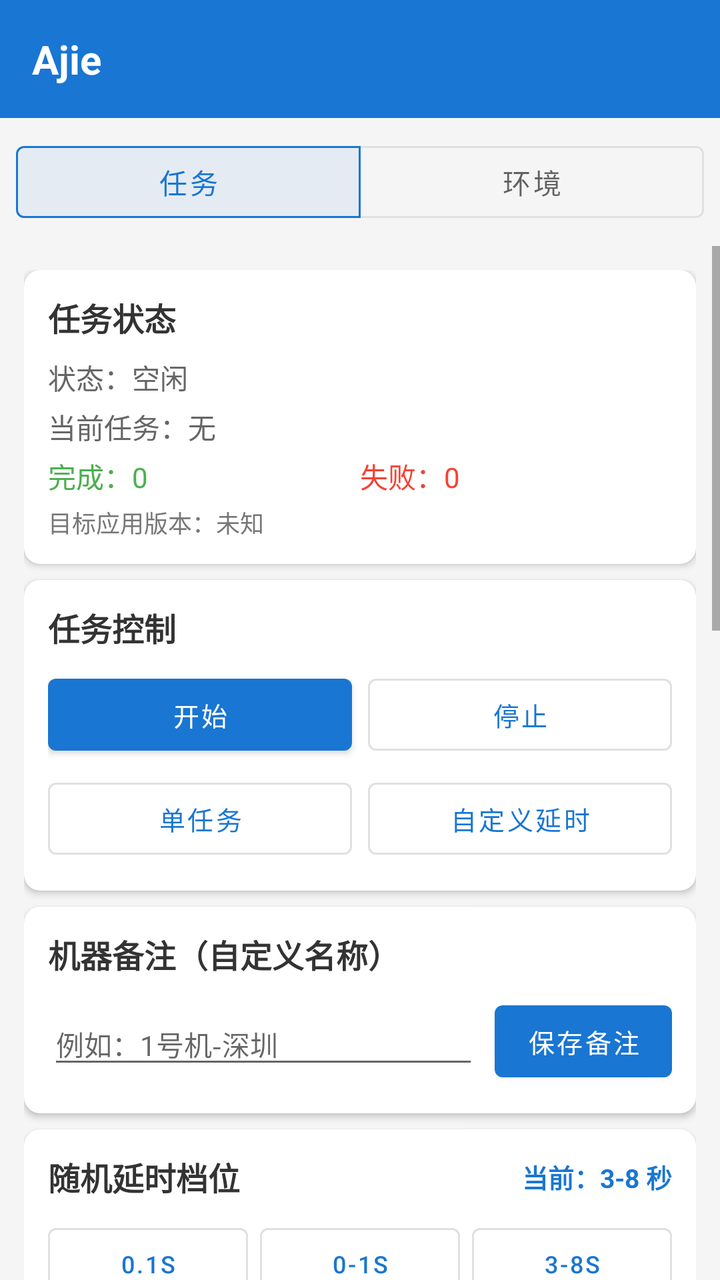
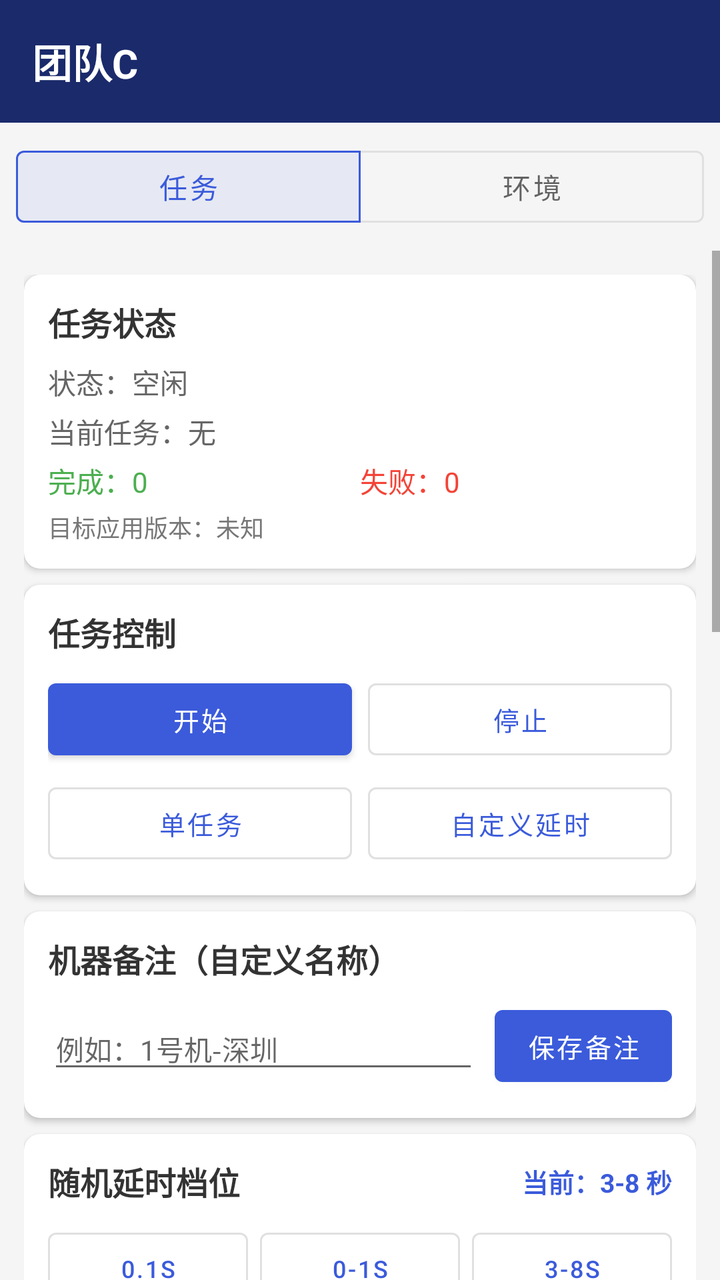

Screens rendered from an Android XML layout before and after an edit, with the pre-edit source and the edit as a unified diff.
<!-- AndroidManifest.xml: application theme Theme.TaskHelper -->
<!-- res/layout/activity_main.xml -->
<?xml version="1.0" encoding="utf-8"?>
<LinearLayout xmlns:android="http://schemas.android.com/apk/res/android"
    xmlns:app="http://schemas.android.com/apk/res-auto"
    android:layout_width="match_parent"
    android:layout_height="match_parent"
    android:background="#F5F5F5"
    android:orientation="vertical">

    <LinearLayout
        android:layout_width="match_parent"
        android:layout_height="wrap_content"
        android:background="#1976D2"
        android:gravity="center_vertical"
        android:orientation="horizontal"
        android:padding="16dp">

        <TextView
            android:layout_width="0dp"
            android:layout_height="wrap_content"
            android:layout_weight="1"
            android:text="Ajie"
            android:textColor="#FFFFFF"
            android:textSize="20sp"
            android:textStyle="bold" />

        <TextView
            android:id="@+id/tv_username"
            android:layout_width="wrap_content"
            android:layout_height="wrap_content"
            android:textColor="#FFFFFF"
            android:textSize="14sp" />
    </LinearLayout>

    <com.google.android.material.button.MaterialButtonToggleGroup
        android:id="@+id/tab_group"
        android:layout_width="match_parent"
        android:layout_height="wrap_content"
        android:padding="8dp"
        app:checkedButton="@id/tab_task"
        app:selectionRequired="true"
        app:singleSelection="true">

        <com.google.android.material.button.MaterialButton
            android:id="@+id/tab_task"
            style="@style/Widget.MaterialComponents.Button.OutlinedButton"
            android:layout_width="0dp"
            android:layout_height="wrap_content"
            android:layout_weight="1"
            android:text="任务" />

        <com.google.android.material.button.MaterialButton
            android:id="@+id/tab_env"
            style="@style/Widget.MaterialComponents.Button.OutlinedButton"
            android:layout_width="0dp"
            android:layout_height="wrap_content"
            android:layout_weight="1"
            android:text="环境" />
    </com.google.android.material.button.MaterialButtonToggleGroup>

    <ScrollView
        android:id="@+id/page_task"
        android:layout_width="match_parent"
        android:layout_height="0dp"
        android:layout_weight="1">

        <LinearLayout
            android:layout_width="match_parent"
            android:layout_height="wrap_content"
            android:orientation="vertical"
            android:padding="12dp">

            <androidx.cardview.widget.CardView
                android:layout_width="match_parent"
                android:layout_height="wrap_content"
                android:layout_marginBottom="8dp"
                app:cardCornerRadius="8dp"
                app:cardElevation="2dp">

                <LinearLayout
                    android:layout_width="match_parent"
                    android:layout_height="wrap_content"
                    android:orientation="vertical"
                    android:padding="12dp">

                    <TextView
                        android:layout_width="wrap_content"
                        android:layout_height="wrap_content"
                        android:layout_marginBottom="8dp"
                        android:text="任务状态"
                        android:textColor="#333333"
                        android:textSize="16sp"
                        android:textStyle="bold" />

                    <TextView
                        android:id="@+id/tv_status"
                        android:layout_width="match_parent"
                        android:layout_height="wrap_content"
                        android:text="状态：空闲"
                        android:textColor="#666666"
                        android:textSize="14sp" />

                    <TextView
                        android:id="@+id/tv_current_task"
                        android:layout_width="match_parent"
                        android:layout_height="wrap_content"
                        android:layout_marginTop="4dp"
                        android:text="当前任务：无"
                        android:textColor="#666666"
                        android:textSize="14sp" />

                    <LinearLayout
                        android:layout_width="match_parent"
                        android:layout_height="wrap_content"
                        android:layout_marginTop="4dp"
                        android:orientation="horizontal">

                        <TextView
                            android:id="@+id/tv_completed_count"
                            android:layout_width="0dp"
                            android:layout_height="wrap_content"
                            android:layout_weight="1"
                            android:text="完成：0"
                            android:textColor="#4CAF50"
                            android:textSize="14sp" />

                        <TextView
                            android:id="@+id/tv_failed_count"
                            android:layout_width="0dp"
                            android:layout_height="wrap_content"
                            android:layout_weight="1"
                            android:text="失败：0"
                            android:textColor="#F44336"
                            android:textSize="14sp" />
                    </LinearLayout>

                    <TextView
                        android:id="@+id/tv_target_version"
                        android:layout_width="match_parent"
                        android:layout_height="wrap_content"
                        android:layout_marginTop="4dp"
                        android:text="目标应用版本：未知"
                        android:textColor="#777777"
                        android:textSize="12sp" />
                </LinearLayout>
            </androidx.cardview.widget.CardView>

            <androidx.cardview.widget.CardView
                android:layout_width="match_parent"
                android:layout_height="wrap_content"
                android:layout_marginBottom="8dp"
                app:cardCornerRadius="8dp"
                app:cardElevation="2dp">

                <LinearLayout
                    android:layout_width="match_parent"
                    android:layout_height="wrap_content"
                    android:orientation="vertical"
                    android:padding="12dp">

                    <TextView
                        android:layout_width="wrap_content"
                        android:layout_height="wrap_content"
                        android:layout_marginBottom="8dp"
                        android:text="任务控制"
                        android:textColor="#333333"
                        android:textSize="16sp"
                        android:textStyle="bold" />

                    <LinearLayout
                        android:layout_width="match_parent"
                        android:layout_height="wrap_content"
                        android:orientation="horizontal">

                        <com.google.android.material.button.MaterialButton
                            android:id="@+id/btn_start_auto"
                            android:layout_width="0dp"
                            android:layout_height="wrap_content"
                            android:layout_marginEnd="4dp"
                            android:layout_weight="1"
                            android:text="开始"
                            android:textSize="13sp" />

                        <com.google.android.material.button.MaterialButton
                            android:id="@+id/btn_stop_auto"
                            style="@style/Widget.MaterialComponents.Button.OutlinedButton"
                            android:layout_width="0dp"
                            android:layout_height="wrap_content"
                            android:layout_marginStart="4dp"
                            android:layout_weight="1"
                            android:text="停止"
                            android:textSize="13sp" />
                    </LinearLayout>

                    <LinearLayout
                        android:layout_width="match_parent"
                        android:layout_height="wrap_content"
                        android:layout_marginTop="4dp"
                        android:orientation="horizontal">

                        <com.google.android.material.button.MaterialButton
                            android:id="@+id/btn_single_task"
                            style="@style/Widget.MaterialComponents.Button.OutlinedButton"
                            android:layout_width="0dp"
                            android:layout_height="wrap_content"
                            android:layout_marginEnd="4dp"
                            android:layout_weight="1"
                            android:text="单任务"
                            android:textSize="13sp" />

                        <com.google.android.material.button.MaterialButton
                            android:id="@+id/btn_test_api"
                            style="@style/Widget.MaterialComponents.Button.OutlinedButton"
                            android:layout_width="0dp"
                            android:layout_height="wrap_content"
                            android:layout_marginStart="4dp"
                            android:layout_weight="1"
                            android:text="自定义延时"
                            android:textSize="13sp" />
                    </LinearLayout>
                </LinearLayout>
            </androidx.cardview.widget.CardView>

            <androidx.cardview.widget.CardView
                android:layout_width="match_parent"
                android:layout_height="wrap_content"
                android:layout_marginBottom="8dp"
                app:cardCornerRadius="8dp"
                app:cardElevation="2dp">

                <LinearLayout
                    android:layout_width="match_parent"
                    android:layout_height="wrap_content"
                    android:orientation="vertical"
                    android:padding="12dp">

                    <TextView
                        android:layout_width="wrap_content"
                        android:layout_height="wrap_content"
                        android:layout_marginBottom="8dp"
                        android:text="机器备注（自定义名称）"
                        android:textColor="#333333"
                        android:textSize="16sp"
                        android:textStyle="bold" />

                    <LinearLayout
                        android:layout_width="match_parent"
                        android:layout_height="wrap_content"
                        android:gravity="center_vertical"
                        android:orientation="horizontal">

                        <EditText
                            android:id="@+id/et_device_name"
                            android:layout_width="0dp"
                            android:layout_height="wrap_content"
                            android:layout_weight="1"
                            android:hint="例如：1号机-深圳"
                            android:inputType="text"
                            android:textSize="14sp" />

                        <com.google.android.material.button.MaterialButton
                            android:id="@+id/btn_save_device_name"
                            android:layout_width="wrap_content"
                            android:layout_height="wrap_content"
                            android:layout_marginStart="8dp"
                            android:text="保存备注"
                            android:textSize="13sp" />
                    </LinearLayout>
                </LinearLayout>
            </androidx.cardview.widget.CardView>

            <androidx.cardview.widget.CardView
                android:layout_width="match_parent"
                android:layout_height="wrap_content"
                android:layout_marginBottom="8dp"
                app:cardCornerRadius="8dp"
                app:cardElevation="2dp">

                <LinearLayout
                    android:layout_width="match_parent"
                    android:layout_height="wrap_content"
                    android:orientation="vertical"
                    android:padding="12dp">

                    <LinearLayout
                        android:layout_width="match_parent"
                        android:layout_height="wrap_content"
                        android:layout_marginBottom="8dp"
                        android:gravity="center_vertical"
                        android:orientation="horizontal">

                        <TextView
                            android:layout_width="0dp"
                            android:layout_height="wrap_content"
                            android:layout_weight="1"
                            android:text="随机延时档位"
                            android:textColor="#333333"
                            android:textSize="16sp"
                            android:textStyle="bold" />

                        <TextView
                            android:id="@+id/tv_current_delay"
                            android:layout_width="wrap_content"
                            android:layout_height="wrap_content"
                            android:text="当前：3-8 秒"
                            android:textColor="#1976D2"
                            android:textSize="13sp"
                            android:textStyle="bold" />
                    </LinearLayout>

                    <LinearLayout
                        android:layout_width="match_parent"
                        android:layout_height="wrap_content"
                        android:orientation="vertical">

                        <LinearLayout
                            android:layout_width="match_parent"
                            android:layout_height="wrap_content"
                            android:orientation="horizontal">

                            <com.google.android.material.button.MaterialButton
                                android:id="@+id/btn_delay_0_1s"
                                style="@style/Widget.MaterialComponents.Button.OutlinedButton"
                                android:layout_width="0dp"
                                android:layout_height="wrap_content"
                                android:layout_marginEnd="4dp"
                                android:layout_weight="1"
                                android:text="0.1s"
                                android:textSize="12sp" />

                            <com.google.android.material.button.MaterialButton
                                android:id="@+id/btn_delay_0_1"
                                style="@style/Widget.MaterialComponents.Button.OutlinedButton"
                                android:layout_width="0dp"
                                android:layout_height="wrap_content"
                                android:layout_marginHorizontal="2dp"
                                android:layout_weight="1"
                                android:text="0-1s"
                                android:textSize="12sp" />

                            <com.google.android.material.button.MaterialButton
                                android:id="@+id/btn_delay_3_8"
                                style="@style/Widget.MaterialComponents.Button.OutlinedButton"
                                android:layout_width="0dp"
                                android:layout_height="wrap_content"
                                android:layout_marginStart="4dp"
                                android:layout_weight="1"
                                android:text="3-8s"
                                android:textSize="12sp" />
                        </LinearLayout>

                        <LinearLayout
                            android:layout_width="match_parent"
                            android:layout_height="wrap_content"
                            android:layout_marginTop="8dp"
                            android:orientation="horizontal">

                            <com.google.android.material.button.MaterialButton
                                android:id="@+id/btn_delay_5_15"
                                style="@style/Widget.MaterialComponents.Button.OutlinedButton"
                                android:layout_width="0dp"
                                android:layout_height="wrap_content"
                                android:layout_marginEnd="4dp"
                                android:layout_weight="1"
                                android:text="5-15s"
                                android:textSize="12sp" />

                            <com.google.android.material.button.MaterialButton
                                android:id="@+id/btn_delay_30_60"
                                style="@style/Widget.MaterialComponents.Button.OutlinedButton"
                                android:layout_width="0dp"
                                android:layout_height="wrap_content"
                                android:layout_marginStart="4dp"
                                android:layout_weight="1"
                                android:text="30-60s"
                                android:textSize="12sp" />
                        </LinearLayout>
                    </LinearLayout>
                </LinearLayout>
            </androidx.cardview.widget.CardView>

            <androidx.cardview.widget.CardView
                android:layout_width="match_parent"
                android:layout_height="wrap_content"
                android:layout_marginBottom="8dp"
                app:cardCornerRadius="8dp"
                app:cardElevation="2dp">

                <LinearLayout
                    android:layout_width="match_parent"
                    android:layout_height="wrap_content"
                    android:orientation="vertical"
                    android:padding="12dp">

                    <LinearLayout
                        android:layout_width="match_parent"
                        android:layout_height="wrap_content"
                        android:gravity="center_vertical"
                        android:orientation="horizontal">

                        <TextView
                            android:layout_width="0dp"
                            android:layout_height="wrap_content"
                            android:layout_weight="1"
                            android:text="定时休息"
                            android:textColor="#333333"
                            android:textSize="16sp"
                            android:textStyle="bold" />

                        <com.google.android.material.switchmaterial.SwitchMaterial
                            android:id="@+id/switch_pause_enabled"
                            android:layout_width="wrap_content"
                            android:layout_height="wrap_content" />
                    </LinearLayout>

                    <LinearLayout
                        android:layout_width="match_parent"
                        android:layout_height="wrap_content"
                        android:layout_marginTop="4dp"
                        android:gravity="center_vertical"
                        android:orientation="horizontal">

                        <TextView
                            android:layout_width="wrap_content"
                            android:layout_height="wrap_content"
                            android:text="成功"
                            android:textColor="#666666"
                            android:textSize="13sp" />

                        <EditText
                            android:id="@+id/et_pause_count"
                            android:layout_width="60dp"
                            android:layout_height="wrap_content"
                            android:layout_marginHorizontal="4dp"
                            android:gravity="center"
                            android:inputType="number"
                            android:text="50"
                            android:textSize="13sp" />

                        <TextView
                            android:layout_width="wrap_content"
                            android:layout_height="wrap_content"
                            android:text="个后，暂停"
                            android:textColor="#666666"
                            android:textSize="13sp" />

                        <EditText
                            android:id="@+id/et_pause_minutes"
                            android:layout_width="60dp"
                            android:layout_height="wrap_content"
                            android:layout_marginHorizontal="4dp"
                            android:gravity="center"
                            android:inputType="number"
                            android:text="30"
                            android:textSize="13sp" />

                        <TextView
                            android:layout_width="wrap_content"
                            android:layout_height="wrap_content"
                            android:text="分钟"
                            android:textColor="#666666"
                            android:textSize="13sp" />
                    </LinearLayout>
                </LinearLayout>
            </androidx.cardview.widget.CardView>

            <androidx.cardview.widget.CardView
                android:layout_width="match_parent"
                android:layout_height="wrap_content"
                android:layout_marginBottom="8dp"
                app:cardCornerRadius="8dp"
                app:cardElevation="2dp">

                <LinearLayout
                    android:layout_width="match_parent"
                    android:layout_height="wrap_content"
                    android:orientation="vertical"
                    android:padding="12dp">

                    <LinearLayout
                        android:layout_width="match_parent"
                        android:layout_height="wrap_content"
                        android:gravity="center_vertical"
                        android:orientation="horizontal">

                        <TextView
                            android:layout_width="0dp"
                            android:layout_height="wrap_content"
                            android:layout_weight="1"
                            android:text="静默模式"
                            android:textColor="#333333"
                            android:textSize="16sp"
                            android:textStyle="bold" />

                        <com.google.android.material.switchmaterial.SwitchMaterial
                            android:id="@+id/switch_silent_mode"
                            android:layout_width="wrap_content"
                            android:layout_height="wrap_content" />
                    </LinearLayout>

                    <TextView
                        android:layout_width="match_parent"
                        android:layout_height="wrap_content"
                        android:layout_marginTop="4dp"
                        android:text="开启后只通知环境App抓取商品数据，不跳转商品页；约15秒未回传自动回退跳转。"
                        android:textColor="#888888"
                        android:textSize="12sp" />
                </LinearLayout>
            </androidx.cardview.widget.CardView>

            <androidx.cardview.widget.CardView
                android:layout_width="match_parent"
                android:layout_height="wrap_content"
                android:layout_marginBottom="8dp"
                app:cardCornerRadius="8dp"
                app:cardElevation="2dp">

                <LinearLayout
                    android:layout_width="match_parent"
                    android:layout_height="wrap_content"
                    android:orientation="vertical"
                    android:padding="12dp">

                    <LinearLayout
                        android:layout_width="match_parent"
                        android:layout_height="wrap_content"
                        android:gravity="center_vertical"
                        android:orientation="horizontal">

                        <TextView
                            android:layout_width="0dp"
                            android:layout_height="wrap_content"
                            android:layout_weight="1"
                            android:text="聊一聊（OCR识别）"
                            android:textColor="#333333"
                            android:textSize="16sp"
                            android:textStyle="bold" />

                        <com.google.android.material.switchmaterial.SwitchMaterial
                            android:id="@+id/switch_chat_mode"
                            android:layout_width="wrap_content"
                            android:layout_height="wrap_content" />
                    </LinearLayout>

                    <TextView
                        android:layout_width="match_parent"
                        android:layout_height="wrap_content"
                        android:layout_marginTop="4dp"
                        android:text="开启后每轮任务把链接发送到当前Shopee聊天并点击，上传后自动返回聊天；自动识别搜图页并先关闭再返回。"
                        android:textColor="#888888"
                        android:textSize="12sp" />

                    <TextView
                        android:id="@+id/tv_chat_status"
                        android:layout_width="match_parent"
                        android:layout_height="wrap_content"
                        android:layout_marginTop="4dp"
                        android:text="未开启"
                        android:textColor="#E67E22"
                        android:textSize="12sp" />

                    <com.google.android.material.button.MaterialButton
                        android:id="@+id/btn_chat_permission"
                        style="@style/Widget.MaterialComponents.Button.OutlinedButton"
                        android:layout_width="match_parent"
                        android:layout_height="wrap_content"
                        android:layout_marginTop="6dp"
                        android:text="去开启无障碍权限（聊一聊）"
                        android:textSize="13sp" />
                </LinearLayout>
            </androidx.cardview.widget.CardView>

            <androidx.cardview.widget.CardView
                android:layout_width="match_parent"
                android:layout_height="wrap_content"
                android:layout_marginBottom="8dp"
                app:cardCornerRadius="8dp"
                app:cardElevation="2dp">

                <LinearLayout
                    android:layout_width="match_parent"
                    android:layout_height="wrap_content"
                    android:orientation="vertical"
                    android:padding="12dp">

                    <LinearLayout
                        android:layout_width="match_parent"
                        android:layout_height="wrap_content"
                        android:layout_marginBottom="8dp"
                        android:gravity="center_vertical"
                        android:orientation="horizontal">

                        <TextView
                            android:layout_width="0dp"
                            android:layout_height="wrap_content"
                            android:layout_weight="1"
                            android:text="运行日志"
                            android:textColor="#333333"
                            android:textSize="16sp"
                            android:textStyle="bold" />

                        <com.google.android.material.button.MaterialButton
                            android:id="@+id/btn_clear_log"
                            style="@style/Widget.MaterialComponents.Button.TextButton"
                            android:layout_width="wrap_content"
                            android:layout_height="wrap_content"
                            android:text="清空"
                            android:textSize="12sp" />
                    </LinearLayout>

                    <ScrollView
                        android:id="@+id/scroll_logs"
                        android:layout_width="match_parent"
                        android:layout_height="200dp"
                        android:background="#1A000000"
                        android:padding="8dp">

                        <TextView
                            android:id="@+id/tv_logs"
                            android:layout_width="match_parent"
                            android:layout_height="wrap_content"
                            android:fontFamily="monospace"
                            android:textColor="#333333"
                            android:textSize="11sp" />
                    </ScrollView>
                </LinearLayout>
            </androidx.cardview.widget.CardView>

            <com.google.android.material.button.MaterialButton
                android:id="@+id/btn_logout"
                style="@style/Widget.MaterialComponents.Button.TextButton"
                android:layout_width="match_parent"
                android:layout_height="wrap_content"
                android:text="退出登录"
                android:textColor="#F44336"
                android:textSize="14sp" />
        </LinearLayout>
    </ScrollView>

    <LinearLayout
        android:id="@+id/page_env"
        android:layout_width="match_parent"
        android:layout_height="0dp"
        android:layout_weight="1"
        android:orientation="vertical"
        android:padding="12dp"
        android:visibility="gone">

        <androidx.cardview.widget.CardView
            android:layout_width="match_parent"
            android:layout_height="wrap_content"
            android:layout_marginBottom="8dp"
            app:cardCornerRadius="8dp"
            app:cardElevation="2dp">

            <LinearLayout
                android:layout_width="match_parent"
                android:layout_height="wrap_content"
                android:gravity="center_vertical"
                android:orientation="horizontal"
                android:padding="12dp">

                <TextView
                    android:id="@+id/tv_fp_count"
                    android:layout_width="0dp"
                    android:layout_height="wrap_content"
                    android:layout_weight="1"
                    android:text="总数：0"
                    android:textColor="#666666"
                    android:textSize="14sp" />

                <com.google.android.material.button.MaterialButton
                    android:id="@+id/btn_generate_fp"
                    style="@style/Widget.MaterialComponents.Button.OutlinedButton"
                    android:layout_width="wrap_content"
                    android:layout_height="wrap_content"
                    android:layout_marginEnd="8dp"
                    android:text="生成"
                    android:textSize="13sp" />

                <com.google.android.material.button.MaterialButton
                    android:id="@+id/btn_batch_generate_fp"
                    android:layout_width="wrap_content"
                    android:layout_height="wrap_content"
                    android:text="批量"
                    android:textSize="13sp" />
            </LinearLayout>
        </androidx.cardview.widget.CardView>

        <androidx.recyclerview.widget.RecyclerView
            android:id="@+id/rv_fp_list"
            android:layout_width="match_parent"
            android:layout_height="0dp"
            android:layout_weight="1"
            android:clipToPadding="false"
            android:padding="4dp" />
    </LinearLayout>
</LinearLayout>
<!-- resources referenced by this layout -->
<resources>
  <style name="Theme.TaskHelper" parent="Theme.MaterialComponents.Light.NoActionBar">
          <item name="colorPrimary">#1976D2</item>
          <item name="colorPrimaryVariant">#1565C0</item>
          <item name="colorOnPrimary">#FFFFFF</item>
          <item name="colorSecondary">#26A69A</item>
          <item name="colorSecondaryVariant">#00897B</item>
          <item name="colorOnSecondary">#FFFFFF</item>
          <item name="android:statusBarColor">#1565C0</item>
      </style>
</resources>

<!-- the commit's change to res/layout/activity_main.xml (unified diff, before → after) -->
@@ -9,7 +9,7 @@
     <LinearLayout
         android:layout_width="match_parent"
         android:layout_height="wrap_content"
-        android:background="#1976D2"
+        android:background="#1A2A6B"
         android:gravity="center_vertical"
         android:orientation="horizontal"
         android:padding="16dp">
@@ -18,7 +18,7 @@
             android:layout_width="0dp"
             android:layout_height="wrap_content"
             android:layout_weight="1"
-            android:text="Ajie"
+            android:text="团队C"
             android:textColor="#FFFFFF"
             android:textSize="20sp"
             android:textStyle="bold" />
@@ -302,7 +302,7 @@
                             android:layout_width="wrap_content"
                             android:layout_height="wrap_content"
                             android:text="当前：3-8 秒"
-                            android:textColor="#1976D2"
+                            android:textColor="#3B5BDB"
                             android:textSize="13sp"
                             android:textStyle="bold" />
                     </LinearLayout>
<!-- resource entries referenced after the edit -->
@@ -1,13 +1,13 @@
 <!-- resources referenced by this layout -->
 <resources>
   <style name="Theme.TaskHelper" parent="Theme.MaterialComponents.Light.NoActionBar">
-          <item name="colorPrimary">#1976D2</item>
-          <item name="colorPrimaryVariant">#1565C0</item>
+          <item name="colorPrimary">#3B5BDB</item>
+          <item name="colorPrimaryVariant">#1A2A6B</item>
           <item name="colorOnPrimary">#FFFFFF</item>
           <item name="colorSecondary">#26A69A</item>
           <item name="colorSecondaryVariant">#00897B</item>
           <item name="colorOnSecondary">#FFFFFF</item>
-          <item name="android:statusBarColor">#1565C0</item>
+          <item name="android:statusBarColor">#1A2A6B</item>
       </style>
 </resources>
 
